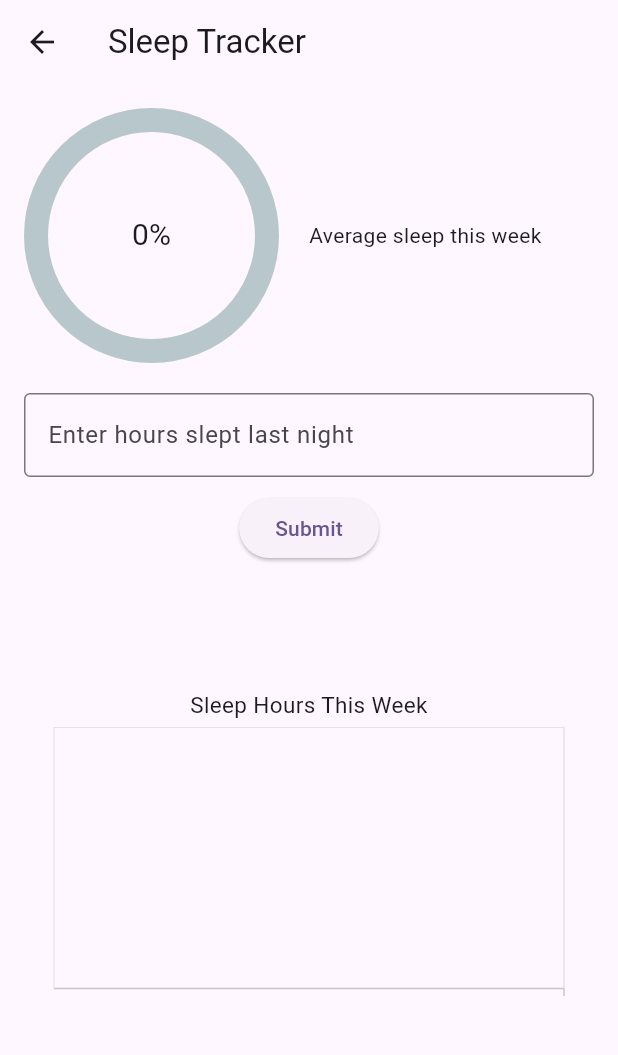
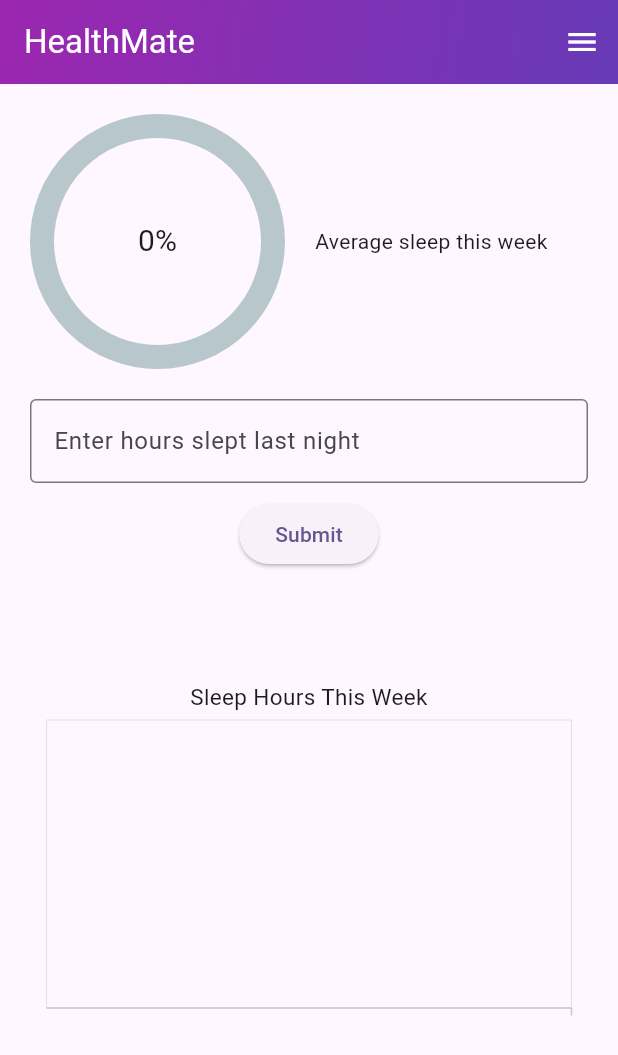
Before and after one commit to mukundsolanki/HealthMate, a Flutter app: the SleepPage widget shown alone on an empty page, opened directly, after a tap on "Submit", on a phone screen of 412 x 824 dp. Shown: the top 1055 px of the screen. Run offline on Flutter 3.47's test engine with Material 3 defaults, Android fonts, the phone set to English and light mode, and no system bars; drawn by our look-alikes of percent_indicator; our stand-ins replace carousel_slider, shared_preferences, syncfusion_flutter_charts; missing offline and left inert: step_sync; accounts and stored records are empty; network calls fail.

Commit message:
Screen to visualize sleep hours updated

```diff
--- a/lib/screens/profile.dart
+++ b/lib/screens/profile.dart
@@ -48,7 +48,7 @@ class _ProfilePageState extends State<ProfilePage> {
 
     try {
       final response = await http.post(
-        Uri.parse('http://10.0.2.2:3000/postroutes/updateProfile'), // Your API URL
+        Uri.parse('http://10.0.2.2:3000/postroutes/updateProfile'),
         headers: {
           'Content-Type': 'application/json',
           'Authorization': 'Bearer $token',
--- a/lib/screens/sleep.dart
+++ b/lib/screens/sleep.dart
@@ -1,4 +1,7 @@
 import 'package:flutter/material.dart';
+import 'package:heathmate/services/auth_service.dart';
+import 'package:heathmate/widgets/CommonScaffold.dart';
+import 'package:intl/intl.dart';
 import 'package:syncfusion_flutter_charts/charts.dart';
 import 'package:percent_indicator/percent_indicator.dart';
 import 'package:http/http.dart' as http;
@@ -13,69 +16,82 @@ class _SleepPageState extends State<SleepPage> {
   final TextEditingController _sleepController = TextEditingController();
   List<SleepData> sleepData = [];
   String message = '';
-  bool isLoading = false;
+
 
   @override
   void initState() {
     super.initState();
     _fetchSleepData();
   }
+Future<void> _fetchSleepData() async {
+    final token = await AuthService().getToken();
 
- Future<void> _fetchSleepData() async {
-  setState(() {
-    isLoading = true;
-  });
+    if (token == null) {
+        print('User is not authenticated');
+        return;
+    }
 
     try {
-    final response = await http.get(Uri.parse('http://10.0.2.2:3000/getroutes/getsleepdata'));
+        final response = await http.get(
+            Uri.parse('http://10.0.2.2:3000/getroutes/getsleepdata'),
+            headers: {
+                'Authorization': 'Bearer $token',
+            },
+        );
 
         if (response.statusCode == 200) {
-      List<dynamic> data = json.decode(response.body);
+            final Map<String, dynamic> responseBody = jsonDecode(response.body);
+            final Map<String, dynamic> data = responseBody['data'];
 
-      // Convert the data to a list of SleepData
-      List<SleepData> fetchedSleepData = data.map((item) => SleepData(item['day'], item['hours'])).toList();
+            List<SleepData> tempsleepdata = data.entries.map((entry) {
+                return SleepData(entry.key, entry.value.toDouble());
+            }).toList();
 
             setState(() {
-        sleepData = fetchedSleepData;
-        isLoading = false;
+                sleepData = tempsleepdata;
             });
         } else {
-      setState(() {
-        isLoading = false;
-      });
-      print('Failed to load sleep data');
+            print('Failed to load data: ${response.statusCode} ${response.body}');
         }
     } catch (e) {
-    setState(() {
-      isLoading = false;
-    });
         print('Error: $e');
     }
 }
 
  Future<void> _updateSleepData() async {
+    final token = await AuthService().getToken();
+
+    if (token == null) {
+        print('User is not authenticated');
+        return;
+    }
+
     double hours = double.tryParse(_sleepController.text) ?? 0;
+    String currentDay = DateFormat('EEEE').format(DateTime.now());
 
     try {
         final response = await http.post(
             Uri.parse('http://10.0.2.2:3000/postroutes/savesleepdata'),
-        headers: {'Content-Type': 'application/json'},
-        body: json.encode({'userId': 'USER_ID', 'hours': hours}),
+            headers: {
+                'Content-Type': 'application/json',
+                'Authorization': 'Bearer $token',
+            },
+            body: json.encode({ 'hours': hours }),
         );
 
         if (response.statusCode == 200) {
             setState(() {
-          sleepData.add(SleepData('Today', hours));
+                sleepData.add(SleepData(currentDay, hours));
                 if (sleepData.length > 7) {
                     sleepData.removeAt(0); // Keep only the last 7 days of data
                 }
                 message = hours < 7 ? 'You should sleep more!' : 'Good job!';
             });
         } else {
-        // Handle error response
+            print('Failed to save data: ${response.statusCode}');
         }
     } catch (e) {
-      // Handle network errors
+        print('Error: $e');
     }
 }
 
@@ -94,14 +110,11 @@ class _SleepPageState extends State<SleepPage> {
   Widget build(BuildContext context) {
     double percentage = _calculatePercentage();
 
-    return Scaffold(
-      appBar: AppBar(title: Text('Sleep Tracker')),
-      body: isLoading
-          ? Center(child: CircularProgressIndicator())
-          : SingleChildScrollView(
+    return Commonscaffold(body:
+         SingleChildScrollView(
               scrollDirection: Axis.vertical,
               child: Padding(
-                padding: const EdgeInsets.all(16.0),
+                padding: const EdgeInsets.all(20.0),
                 child: Column(
                   children: [
                     Row(
@@ -152,7 +165,7 @@ class _SleepPageState extends State<SleepPage> {
                       height: 250,
                       width: double.infinity,
                       child: Padding(
-                        padding: const EdgeInsets.all(10.0),
+                        padding: const EdgeInsets.all(1.0),
                         child: SfCartesianChart(
                           title: ChartTitle(text: "Sleep Hours This Week"),
                           primaryXAxis: CategoryAxis(),
--- a/pubspec.yaml
+++ b/pubspec.yaml
@@ -37,6 +37,7 @@ dependencies:
   http:
   percent_indicator:
   step_sync:
+  intl:
 
 
   # The following adds the Cupertino Icons font to your application.
```
Also changed, not shown: pubspec.lock, 3 other files. Lines whose indentation alone changed are shown as unchanged.
